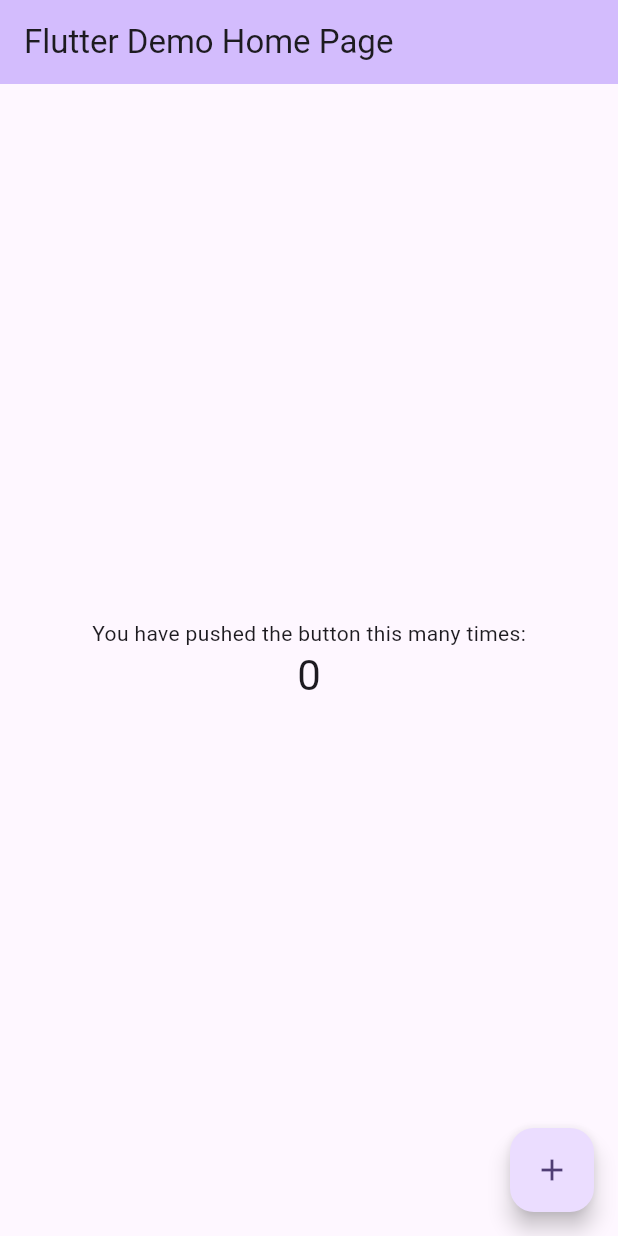
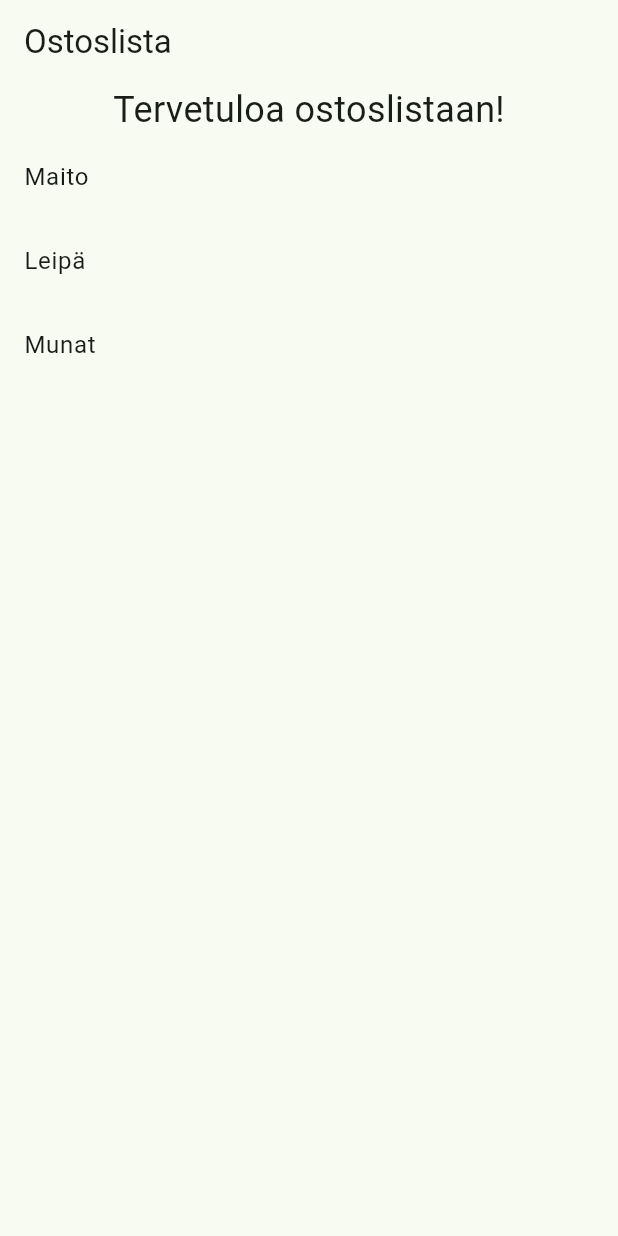
Before and after one commit to WVanHalen/flostoslista, a Flutter app: the screen it shows after launch, on a phone screen of 412 x 824 dp. Run offline on Flutter 3.47's test engine with Material 3 defaults, Android fonts, the phone set to English and light mode, and no system bars.

Commit message:
Started to work on first iteration of ostoslista

```diff
--- a/lib/main.dart
+++ b/lib/main.dart
@@ -1,4 +1,5 @@
-import 'package:flutter/material.dart';
+import "package:flutter/material.dart";
+import "package:flostoslista/screens/home_screen.dart";
 
 void main() {
   runApp(const MyApp());
@@ -7,116 +8,13 @@ void main() {
 class MyApp extends StatelessWidget {
   const MyApp({super.key});
 
-  // This widget is the root of your application.
   @override
   Widget build(BuildContext context) {
     return MaterialApp(
-      title: 'Flutter Demo',
-      theme: ThemeData(
-        // This is the theme of your application.
-        //
-        // TRY THIS: Try running your application with "flutter run". You'll see
-        // the application has a purple toolbar. Then, without quitting the app,
-        // try changing the seedColor in the colorScheme below to Colors.green
-        // and then invoke "hot reload" (save your changes or press the "hot
-        // reload" button in a Flutter-supported IDE, or press "r" if you used
-        // the command line to start the app).
-        //
-        // Notice that the counter didn't reset back to zero; the application
-        // state is not lost during the reload. To reset the state, use hot
-        // restart instead.
-        //
-        // This works for code too, not just values: Most code changes can be
-        // tested with just a hot reload.
-        colorScheme: .fromSeed(seedColor: Colors.deepPurple),
-      ),
-      home: const MyHomePage(title: 'Flutter Demo Home Page'),
+      title: "Ostoslista",
+      debugShowCheckedModeBanner: false,
+      theme: ThemeData(colorSchemeSeed: Colors.green, useMaterial3: true),
+      home: const HomeScreen(),
     );
   }
 }
-
-class MyHomePage extends StatefulWidget {
-  const MyHomePage({super.key, required this.title});
-
-  // This widget is the home page of your application. It is stateful, meaning
-  // that it has a State object (defined below) that contains fields that affect
-  // how it looks.
-
-  // This class is the configuration for the state. It holds the values (in this
-  // case the title) provided by the parent (in this case the App widget) and
-  // used by the build method of the State. Fields in a Widget subclass are
-  // always marked "final".
-
-  final String title;
-
-  @override
-  State<MyHomePage> createState() => _MyHomePageState();
-}
-
-class _MyHomePageState extends State<MyHomePage> {
-  int _counter = 0;
-
-  void _incrementCounter() {
-    setState(() {
-      // This call to setState tells the Flutter framework that something has
-      // changed in this State, which causes it to rerun the build method below
-      // so that the display can reflect the updated values. If we changed
-      // _counter without calling setState(), then the build method would not be
-      // called again, and so nothing would appear to happen.
-      _counter++;
-    });
-  }
-
-  @override
-  Widget build(BuildContext context) {
-    // This method is rerun every time setState is called, for instance as done
-    // by the _incrementCounter method above.
-    //
-    // The Flutter framework has been optimized to make rerunning build methods
-    // fast, so that you can just rebuild anything that needs updating rather
-    // than having to individually change instances of widgets.
-    return Scaffold(
-      appBar: AppBar(
-        // TRY THIS: Try changing the color here to a specific color (to
-        // Colors.amber, perhaps?) and trigger a hot reload to see the AppBar
-        // change color while the other colors stay the same.
-        backgroundColor: Theme.of(context).colorScheme.inversePrimary,
-        // Here we take the value from the MyHomePage object that was created by
-        // the App.build method, and use it to set our appbar title.
-        title: Text(widget.title),
-      ),
-      body: Center(
-        // Center is a layout widget. It takes a single child and positions it
-        // in the middle of the parent.
-        child: Column(
-          // Column is also a layout widget. It takes a list of children and
-          // arranges them vertically. By default, it sizes itself to fit its
-          // children horizontally, and tries to be as tall as its parent.
-          //
-          // Column has various properties to control how it sizes itself and
-          // how it positions its children. Here we use mainAxisAlignment to
-          // center the children vertically; the main axis here is the vertical
-          // axis because Columns are vertical (the cross axis would be
-          // horizontal).
-          //
-          // TRY THIS: Invoke "debug painting" (choose the "Toggle Debug Paint"
-          // action in the IDE, or press "p" in the console), to see the
-          // wireframe for each widget.
-          mainAxisAlignment: .center,
-          children: [
-            const Text('You have pushed the button this many times:'),
-            Text(
-              '$_counter',
-              style: Theme.of(context).textTheme.headlineMedium,
-            ),
-          ],
-        ),
-      ),
-      floatingActionButton: FloatingActionButton(
-        onPressed: _incrementCounter,
-        tooltip: 'Increment',
-        child: const Icon(Icons.add),
-      ),
-    );
-  }
-}
--- /dev/null
+++ b/lib/screens/home_screen.dart
@@ -0,0 +1,27 @@
+import 'package:flutter/material.dart';
+
+class HomeScreen extends StatelessWidget {
+  const HomeScreen({super.key});
+
+  @override
+  Widget build(BuildContext context) {
+    return Scaffold(
+      appBar: AppBar(title: const Text("Ostoslista")),
+      body: Column(
+        mainAxisAlignment: MainAxisAlignment.start,
+        children: [
+          Text("Tervetuloa ostoslistaan!", style: TextStyle(fontSize: 24)),
+          Expanded(
+            child: ListView(
+              children: [
+                ListTile(title: Text("Maito")),
+                ListTile(title: Text("Leipä")),
+                ListTile(title: Text("Munat")),
+              ],
+            ),
+          ),
+        ],
+      ),
+    );
+  }
+}
```
Also changed, not shown: lib/models/item.dart (added), lib/screens/list_screen.dart (added), lib/services/api_service.dart (added), lib/widgets/item_title.dart (added).
